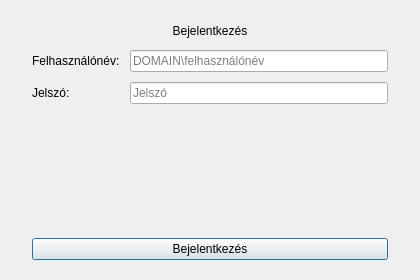
Before: the Qt Designer form GraFix1.ui in tibor21-panther/GraFix, drawn with Qt 5.
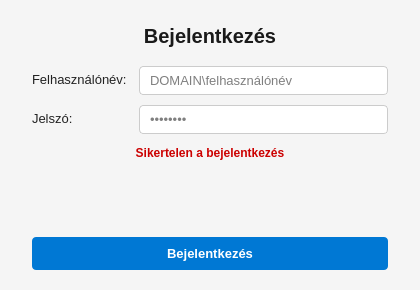
After: the same form once the commit is applied.

Commit message:
feat: external config, UI styles, password dots, build script
- config/config.json: moved from root, editable next to exe
- GraFix1.ui: styles embedded (visible in Qt Designer), password dots
- success.ui: green success label style embedded
- main.py: config path logic (external > embedded fallback)
- build.bat: PyInstaller + copies config/ to dist/

What changed in the file:
```diff
--- a/GraFix1.ui
+++ b/GraFix1.ui
@@ -7,12 +7,24 @@
     <x>0</x>
     <y>0</y>
     <width>420</width>
-    <height>280</height>
+    <height>290</height>
    </rect>
   </property>
   <property name="windowTitle">
    <string>AD Bejelentkezés</string>
   </property>
+  <property name="styleSheet">
+   <string notr="true">QDialog { background-color: #f5f5f5; }
+QLabel { color: #222222; }
+QLineEdit {
+    border: 1px solid #cccccc;
+    border-radius: 4px;
+    padding: 5px 8px;
+    background-color: white;
+    font-size: 13px;
+}
+QLineEdit:focus { border: 1px solid #0078d4; }</string>
+  </property>
   <layout class="QVBoxLayout" name="verticalLayout">
    <property name="spacing">
     <number>12</number>
@@ -34,6 +46,9 @@
      <property name="text">
       <string>Bejelentkezés</string>
      </property>
+     <property name="styleSheet">
+      <string notr="true">font-size: 20px; font-weight: bold; color: #1a1a1a; padding-bottom: 6px;</string>
+     </property>
      <property name="alignment">
       <set>Qt::AlignCenter</set>
      </property>
@@ -42,7 +57,7 @@
    <item>
     <layout class="QFormLayout" name="formLayout">
      <property name="horizontalSpacing">
-      <number>10</number>
+      <number>12</number>
      </property>
      <property name="verticalSpacing">
       <number>10</number>
@@ -52,6 +67,9 @@
        <property name="text">
         <string>Felhasználónév:</string>
        </property>
+       <property name="styleSheet">
+        <string notr="true">font-size: 13px;</string>
+       </property>
       </widget>
      </item>
      <item row="0" column="1">
@@ -66,6 +84,9 @@
        <property name="text">
         <string>Jelszó:</string>
        </property>
+       <property name="styleSheet">
+        <string notr="true">font-size: 13px;</string>
+       </property>
       </widget>
      </item>
      <item row="1" column="1">
@@ -74,7 +95,7 @@
         <enum>QLineEdit::Password</enum>
        </property>
        <property name="placeholderText">
-        <string>Jelszó</string>
+        <string>••••••••</string>
        </property>
       </widget>
      </item>
@@ -83,7 +104,10 @@
    <item>
     <widget class="QLabel" name="errorLabel">
      <property name="text">
-      <string/>
+      <string>Sikertelen a bejelentkezés</string>
+     </property>
+     <property name="styleSheet">
+      <string notr="true">color: #cc0000; font-weight: bold; font-size: 12px;</string>
      </property>
      <property name="alignment">
       <set>Qt::AlignCenter</set>
@@ -104,7 +128,7 @@
      <property name="sizeHint" stdset="0">
       <size>
        <width>20</width>
-       <height>10</height>
+       <height>8</height>
       </size>
      </property>
     </spacer>
@@ -114,6 +138,20 @@
      <property name="text">
       <string>Bejelentkezés</string>
      </property>
+     <property name="styleSheet">
+      <string notr="true">QPushButton {
+    background-color: #0078d4;
+    color: white;
+    border: none;
+    padding: 9px 0px;
+    border-radius: 4px;
+    font-size: 13px;
+    font-weight: bold;
+}
+QPushButton:hover    { background-color: #106ebe; }
+QPushButton:pressed  { background-color: #005a9e; }
+QPushButton:disabled { background-color: #aaaaaa; }</string>
+     </property>
      <property name="default">
       <bool>true</bool>
      </property>
```
The commit also changes 4 other files.
